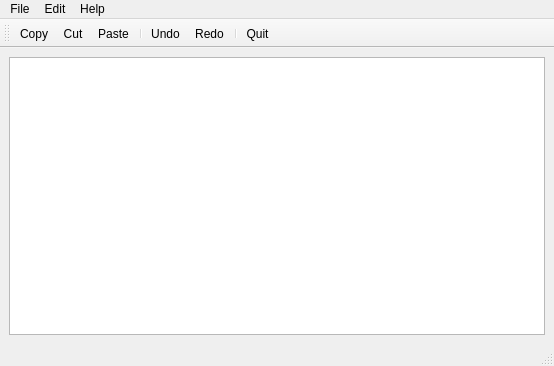
The window that SimpleNotepad/mainwindow.ui (pamrulla/qt) describes before a commit, drawn with Qt 5.
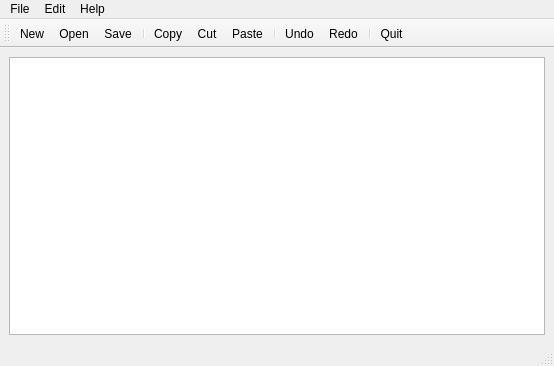
The same window after the commit. Icons and pictures are not drawn.

Patch:
```diff
--- a/SimpleNotepad/mainwindow.ui
+++ b/SimpleNotepad/mainwindow.ui
@@ -71,6 +71,10 @@
    <attribute name="toolBarBreak">
     <bool>false</bool>
    </attribute>
+   <addaction name="actionNew"/>
+   <addaction name="actionOpen"/>
+   <addaction name="actionSave"/>
+   <addaction name="separator"/>
    <addaction name="actionCopy"/>
    <addaction name="actionCut"/>
    <addaction name="actionPaste"/>
@@ -152,6 +156,38 @@
     <string>About Qt</string>
    </property>
   </action>
+  <action name="actionNew">
+   <property name="icon">
+    <iconset resource="resource.qrc">
+     <normaloff>:/images/new.png</normaloff>:/images/new.png</iconset>
+   </property>
+   <property name="text">
+    <string>New</string>
+   </property>
+  </action>
+  <action name="actionOpen">
+   <property name="icon">
+    <iconset resource="resource.qrc">
+     <normaloff>:/images/file.png</normaloff>:/images/file.png</iconset>
+   </property>
+   <property name="text">
+    <string>Open</string>
+   </property>
+  </action>
+  <action name="actionSave">
+   <property name="icon">
+    <iconset resource="resource.qrc">
+     <normaloff>:/images/save.png</normaloff>:/images/save.png</iconset>
+   </property>
+   <property name="text">
+    <string>Save</string>
+   </property>
+  </action>
+  <action name="actionChange_Font">
+   <property name="text">
+    <string>Change Font</string>
+   </property>
+  </action>
  </widget>
  <resources>
   <include location="resource.qrc"/>
```
Left out of the diff: 6 changed lines with no effect on the pictures.
